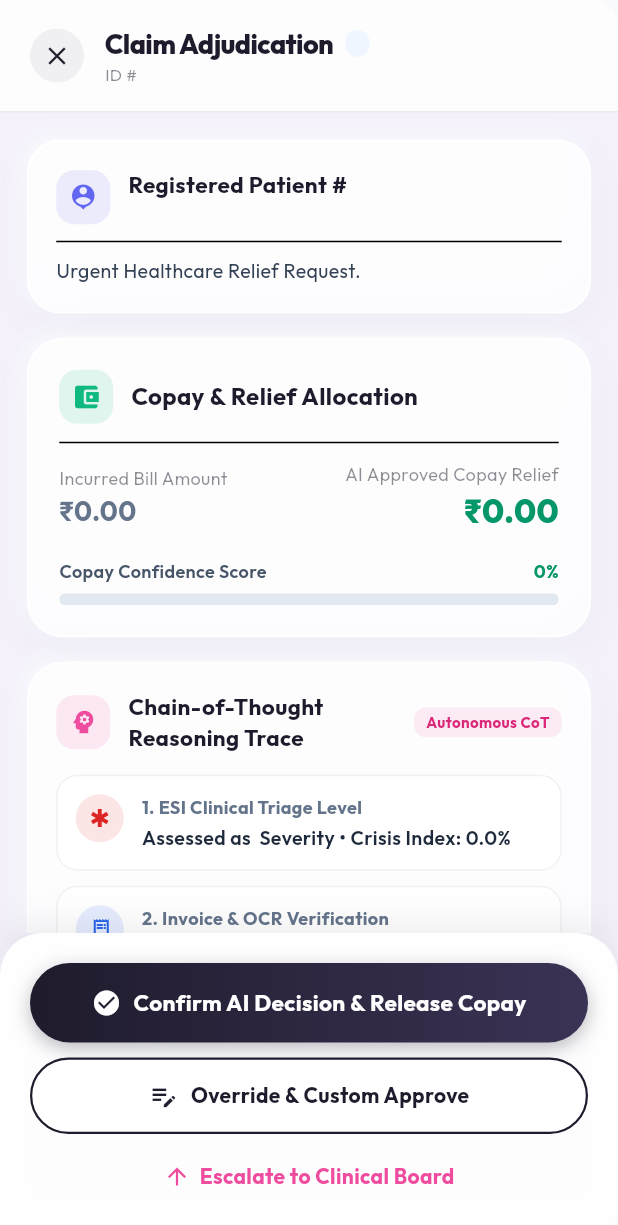
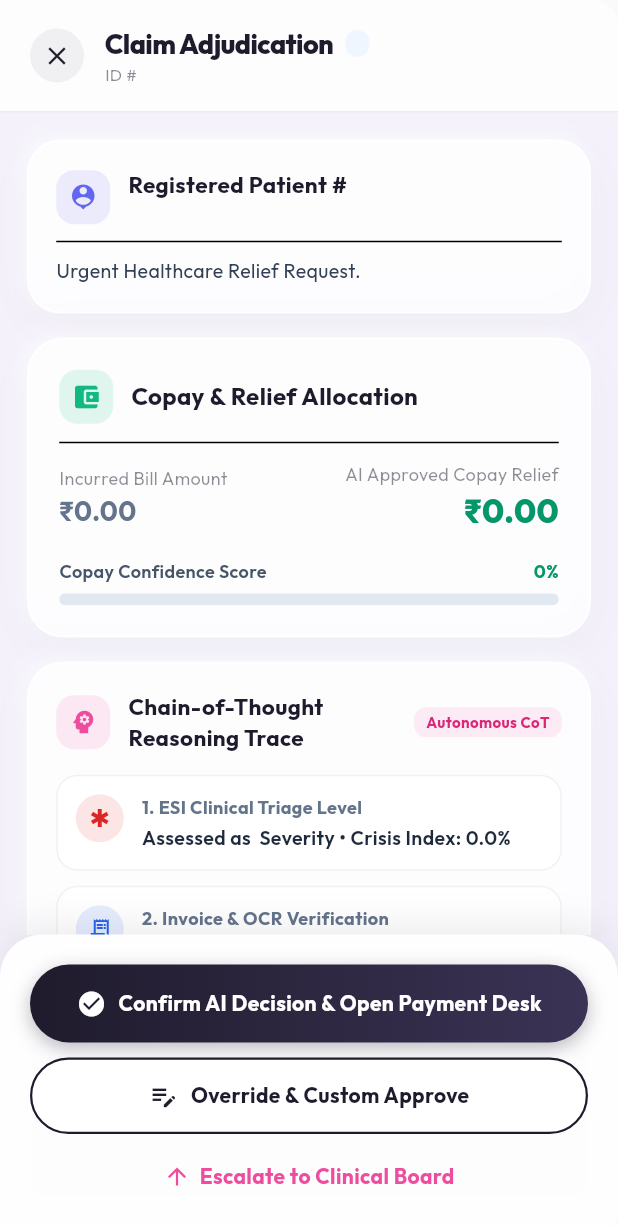
Before and after one commit to ADI-coder-TYA/peddiehacksproject, a Flutter app: the TicketDetailDrawer widget shown alone on an empty page, opened directly with empty values, on a phone screen of 412 x 824 dp. Shown: the top 1225 px of the screen. Run offline on Flutter 3.47's test engine with Material 3 defaults, Android fonts, the phone set to English and light mode, and no system bars; our stand-ins replace connectivity_plus, file_picker, fl_chart, flutter_local_notifications, google_fonts, shared_preferences and 1 more; accounts and stored records are empty; network calls fail.

Commit message:
feat(payout): connect confirm decision to multi-rail disbursement desk modal and display live receipt audit

```diff
--- a/intellidesk_app/lib/widgets/approval_desk_dialog.dart
+++ b/intellidesk_app/lib/widgets/approval_desk_dialog.dart
@@ -113,6 +113,7 @@ class _ApprovalDeskDialogState extends State<ApprovalDeskDialog> {
 
       widget.onDisbursed?.call(_selectedPayoutMethod, parsedAmount, transactionRef.toString());
 
+      final formattedAmt = CurrencyFormatter.format(parsedAmount, currency: widget.ticket.currency);
       scaffoldMessenger.showSnackBar(
         SnackBar(
           content: Row(
@@ -120,7 +121,7 @@ class _ApprovalDeskDialogState extends State<ApprovalDeskDialog> {
               const Icon(Icons.check_circle, color: Colors.white, size: 20),
               const SizedBox(width: 10),
               Expanded(
-                child: Text('Disbursed \$$parsedAmount via ${_getPayoutTitle(_selectedPayoutMethod)}! Ref: $transactionRef'),
+                child: Text('Disbursed $formattedAmt via ${_getPayoutTitle(_selectedPayoutMethod)}! Ref: $transactionRef'),
               ),
             ],
           ),
--- a/intellidesk_app/lib/widgets/ticket_detail_drawer.dart
+++ b/intellidesk_app/lib/widgets/ticket_detail_drawer.dart
@@ -748,10 +748,72 @@ class TicketDetailDrawer extends StatelessWidget {
               child: Column(
                 crossAxisAlignment: CrossAxisAlignment.stretch,
                 children: [
+                  if (ticket.status == 'Approved' || ticket.status == 'Resolved') ...[
+                    Container(
+                      padding: const EdgeInsets.symmetric(horizontal: 14, vertical: 10),
+                      margin: const EdgeInsets.only(bottom: 12),
+                      decoration: BoxDecoration(
+                        color: const Color(0xFFECFDF5),
+                        borderRadius: BorderRadius.circular(16),
+                        border: Border.all(color: const Color(0xFF10B981).withValues(alpha: 0.4)),
+                      ),
+                      child: Row(
+                        children: [
+                          const Icon(Icons.check_circle, color: Color(0xFF10B981), size: 20),
+                          const SizedBox(width: 8),
+                          Expanded(
+                            child: Text(
+                              'Copay Relief Disbursed: ${CurrencyFormatter.format(ticket.recommendedGrantAmount ?? ticket.calculatedAmount, currency: ticket.currency)}',
+                              style: const TextStyle(fontWeight: FontWeight.bold, color: Color(0xFF065F46), fontSize: 13),
+                            ),
+                          ),
+                        ],
+                      ),
+                    ),
                     BoutiqueButton(
                       onPressed: () {
-                      context.read<TicketProvider>().approveTicket(ticket.id);
                         Navigator.of(context).pop();
+                        showDialog(
+                          context: context,
+                          builder: (ctx) => ApprovalDeskDialog(ticket: ticket),
+                        );
+                      },
+                      child: Container(
+                        padding: const EdgeInsets.symmetric(vertical: 16),
+                        decoration: BoxDecoration(
+                          gradient: const LinearGradient(
+                            colors: [Color(0xFF0F766E), Color(0xFF0D9488)],
+                          ),
+                          borderRadius: BorderRadius.circular(30),
+                          boxShadow: [
+                            BoxShadow(
+                              color: const Color(0xFF0F766E).withValues(alpha: 0.3),
+                              blurRadius: 10,
+                              offset: const Offset(0, 4),
+                            ),
+                          ],
+                        ),
+                        child: const Row(
+                          mainAxisAlignment: MainAxisAlignment.center,
+                          children: [
+                            Icon(Icons.receipt_long, color: Colors.white, size: 20),
+                            SizedBox(width: 8),
+                            Text(
+                              'View Live Disbursement Receipt & Audit',
+                              style: TextStyle(color: Colors.white, fontWeight: FontWeight.bold, fontSize: 14),
+                            ),
+                          ],
+                        ),
+                      ),
+                    ),
+                  ] else ...[
+                    BoutiqueButton(
+                      onPressed: () {
+                        Navigator.of(context).pop();
+                        showDialog(
+                          context: context,
+                          builder: (ctx) => ApprovalDeskDialog(ticket: ticket),
+                        );
                       },
                       child: Container(
                         padding: const EdgeInsets.symmetric(vertical: 16),
@@ -774,8 +836,8 @@ class TicketDetailDrawer extends StatelessWidget {
                             Icon(Icons.check_circle, color: Colors.white, size: 20),
                             SizedBox(width: 8),
                             Text(
-                            'Confirm AI Decision & Release Copay',
-                            style: TextStyle(color: Colors.white, fontWeight: FontWeight.bold, fontSize: 15),
+                              'Confirm AI Decision & Open Payment Desk',
+                              style: TextStyle(color: Colors.white, fontWeight: FontWeight.bold, fontSize: 14),
                             ),
                           ],
                         ),
@@ -832,6 +894,7 @@ class TicketDetailDrawer extends StatelessWidget {
                       ),
                     ),
                   ],
+                ],
               ),
             ),
           ],
```
Lines whose indentation alone changed are shown as unchanged.
